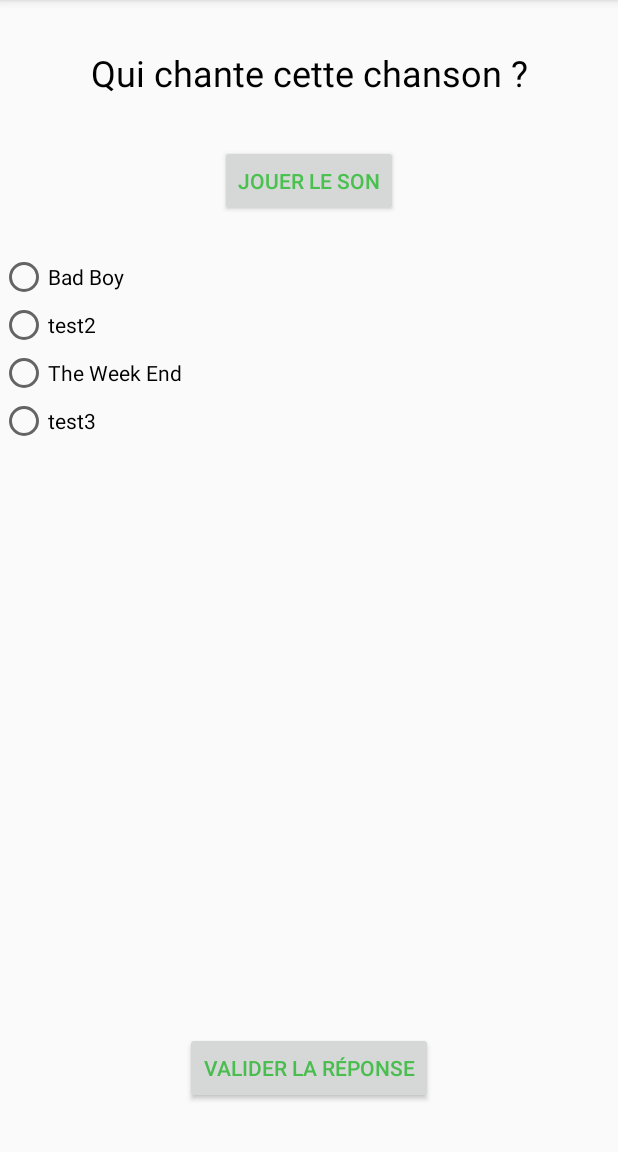
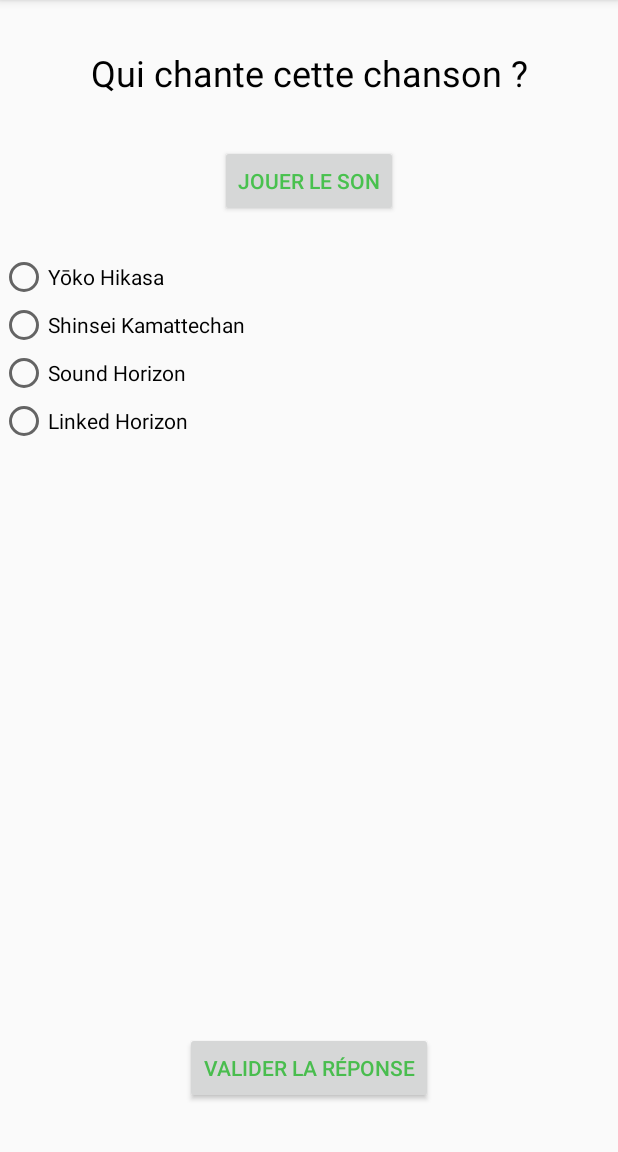
Before and after one commit to coding-factory-classrooms/android-l2-flashcards-emerick-florent-marine-android, an Android app: the screen it shows after launch (QuestionActivity), after a tap on "DÉMARRER", on a phone screen of 412 x 824 dp, the part 84-1236 px from its top. Run offline under Robolectric (Android 15) with nearby library versions, the phone set to English and light mode, and no system bars.

Commit message:
done factory

```diff
--- /dev/null
+++ b/app/src/main/java/com/g2/musique/FactoryQuestion.java
@@ -0,0 +1,89 @@
+package com.g2.musique;
+
+import android.util.Log;
+
+import java.util.ArrayList;
+import java.util.Collections;
+import java.util.HashMap;
+import java.util.Map;
+
+public class FactoryQuestion {
+
+    public static final String STANDARD = "standard";
+    public static final String MANGA = "manga";
+    public static final String DISCO = "disco";
+    private Map<String, ArrayList<Question>> questionsMap = new HashMap<>();
+
+    public void createDataBase(){
+
+        ArrayList<Question> questionsListBasic = new ArrayList<Question>();
+
+        // Standart 14
+        questionsListBasic.add(new Question(R.raw.the_week_end,"The Week End", new String[] {"ColdPlay","Imagine Dragon","Linkin Park"}, STANDARD));
+        questionsListBasic.add(new Question(R.raw.daft_punk,"Daft Punk", new String[] {"David Guetta","Avicii","Marshmello"}, STANDARD));
+        questionsListBasic.add(new Question(R.raw.ed_sheeran,"Ed Sheeran", new String[] {"Charlie Puth","Sam Smith","Shawn Mendes"}, STANDARD));
+        questionsListBasic.add(new Question(R.raw.acdc,"ACDC", new String[] {"Led Zeppelin","METALLICA","Iron Maiden"}, STANDARD));
+        questionsListBasic.add(new Question(R.raw.creedence_clearwater_revival,"Creedence Clearwater Revival", new String[] {"The doors","The Beatles","The Rolling Stones"}, STANDARD));
+        questionsListBasic.add(new Question(R.raw.david_guetta,"David Guetta", new String[] {"Daft Punk","DJ Snake","Petit Biscuit"}, STANDARD));
+        questionsListBasic.add(new Question(R.raw.eminem,"Eminem", new String[] {"Mac Miller","50 Cent","Orelsan"}, STANDARD));
+        questionsListBasic.add(new Question(R.raw.evanescence,"Evanescence", new String[] {"Avril Lavigne","Within Temptation","Nightwish"}, STANDARD));
+        questionsListBasic.add(new Question(R.raw.kehlani,"Kehlani", new String[] {"Katy Perry","Demi Lovato","Miley Cyrus"}, STANDARD));
+        questionsListBasic.add(new Question(R.raw.macklemore_ryanlewis,"Macklemore Ryanlewis", new String[] {"Wanz","Drake","Bruno Mars"}, STANDARD));
+        questionsListBasic.add(new Question(R.raw.linkin_park,"Linkin Park", new String[] {"Evanescence","Slipknot","Limp Bizkit"}, STANDARD));
+        questionsListBasic.add(new Question(R.raw.queen,"Queen", new String[] {"The Beatles","Elton John","David Bowie"}, STANDARD));
+        questionsListBasic.add(new Question(R.raw.will_smith,"Will Smith", new String[] {"Jaden Smith","Bruce Willis","Martin Laurence"}, STANDARD));
+        questionsListBasic.add(new Question(R.raw.wizkhalifa_charlieputh,"Wizkhalifa Charlieputh", new String[] {"Justin Bieber","Harry Styles","Bruno Mars"}, STANDARD));
+        questionsListBasic.add(new Question(R.raw.gta_pornhub,"GTA", new String[] {"Je ne connais pas ce son","PornHub","Je doute"}, STANDARD));
+
+        questionsMap.put(STANDARD,questionsListBasic);
+        questionsListBasic = new ArrayList<Question>();
+
+        // Manga
+        questionsListBasic.add(new Question(R.raw.therootless,"Therootless", new String[] {"5050","BoyStyle","Red Diamond Dogs"}, MANGA));
+        questionsListBasic.add(new Question(R.raw.manga_sid,"SID", new String[] {"Bump Of Chicken","Dish","Tokio"}, MANGA));
+        questionsListBasic.add(new Question(R.raw.manga_amamiyasora,"Sora Amamiya", new String[] {"Lil'B","Sakura Gakuin","Canary Club"}, MANGA));
+        questionsListBasic.add(new Question(R.raw.manga_fireforce,"Mrs. Green Apple", new String[] {"Shindo Haruichi","King Gnu","Kenshi Yonezu"}, MANGA));
+        questionsListBasic.add(new Question(R.raw.manga_pornograffitti,"Porno Graffitti", new String[] {"Yoasobi","Masaki Suda","Sakanaction"}, MANGA));
+        questionsListBasic.add(new Question(R.raw.manga_flow,"Colors", new String[] {"Therootless","King Gnu","Mrs. Green Apple"}, MANGA));
+        questionsListBasic.add(new Question(R.raw.manga_linkedhorizon,"Linked Horizon", new String[] {"Sound Horizon","Shinsei Kamattechan","Yōko Hikasa"}, MANGA));
+        questionsListBasic.add(new Question(R.raw.manga_lisa,"Lisa", new String[] {"Jennie Kim","Rosé","G-Dragon"}, MANGA));
+        questionsListBasic.add(new Question(R.raw.manga_masatoshiono,"Masatoshiono", new String[] {"Linked Horizon","Sound Horizon","Yoasobi"}, MANGA));
+        questionsListBasic.add(new Question(R.raw.manga_tkfromlingtositesigure,"Ling Tosite Sigure", new String[] {"Bump Of Chicken","Mrs. Green Apple","Canary Club"}, MANGA));
+
+        questionsMap.put(MANGA, questionsListBasic);
+        questionsListBasic = new ArrayList<Question>();
+
+        //Disco
+        questionsListBasic.add(new Question(R.raw.disco_boneym,"Boneym", new String[] {"Abba","Village Peaple","Modern Talking"}, DISCO));
+        questionsListBasic.add(new Question(R.raw.disco_debutdesoiree,"Debut De Soirée", new String[] {"Jean Pierre Mader","Emile et Images","Jean Luc lahaye"}, DISCO));
+        questionsListBasic.add(new Question(R.raw.disco_earthwindandfire,"Earth Wind And Fire", new String[] {"Kool And The Gang","Earth Wind","Eart And Fire"}, DISCO));
+        questionsListBasic.add(new Question(R.raw.disco_franckyvincent,"Francky Vincent", new String[] {"Pacci","Gilbert Montagné","Carlos"}, DISCO));
+        questionsListBasic.add(new Question(R.raw.disco_images,"Images", new String[] {"Gold","Debut De Soirée","Partenaire Particulier"}, DISCO));
+        questionsListBasic.add(new Question(R.raw.disco_jeanjacquesgoldman,"Jean Jacques Goldman", new String[] {"Daniel Balavoine","Michael Jones","Patrick Bruel"}, DISCO));
+        questionsListBasic.add(new Question(R.raw.disco_jeanschultheis,"Jean Schultheis", new String[] {"François FeldMan","Patrick Hermandez","Serge Lama"}, DISCO));
+        questionsListBasic.add(new Question(R.raw.disco_koolandthegang,"kool And The Gang", new String[] {"Gang","K.O.O.L","Earth Wind And Fire"}, DISCO));
+        questionsListBasic.add(new Question(R.raw.disco_patrickhernandez,"Patrick Hernandez", new String[] {"Plastic Bertrand","Jean Schultheis","Gilbert Montagné"}, DISCO));
+        questionsListBasic.add(new Question(R.raw.disco_sabrina,"Sabrina", new String[] {"Lio","Julie Pietri","Jeanne Mas"}, DISCO));
+
+        questionsMap.put(DISCO,questionsListBasic);
+
+    }
+
+    public ArrayList<Question> setQuestion(String type, int numberOfQuestion){
+        if (questionsMap.isEmpty()){
+            createDataBase();
+        }
+
+        ArrayList<Question> questionsReturn = new ArrayList<Question>(questionsMap.get(type));
+        Collections.shuffle(questionsReturn);
+
+        if (numberOfQuestion < questionsReturn.size())
+        {
+            for (int i=0; i <= numberOfQuestion; ++i){
+                questionsReturn.remove(questionsReturn.size() -1);
+            }
+        }
+
+        return questionsReturn;
+    }
+}
--- a/app/src/main/java/com/g2/musique/MainActivity.java
+++ b/app/src/main/java/com/g2/musique/MainActivity.java
@@ -4,12 +4,16 @@
 
 import android.content.Intent;
 import android.os.Bundle;
+import android.util.Log;
 import android.view.View;
 import android.widget.Button;
 
 import java.util.ArrayList;
+import java.util.Collections;
 
 public class MainActivity extends AppCompatActivity {
+
+    private FactoryQuestion factoryQuestion = new FactoryQuestion();
 
     @Override
     protected void onCreate(Bundle savedInstanceState) {
@@ -38,9 +42,7 @@
     }
 
     public ArrayList<Question> setQuestion(){
-        ArrayList<Question> questionsList = new ArrayList<Question>();
-        questionsList.add(new Question(R.raw.the_week_end,"The Week End", new String[] {"Bad Boy","test2","test3"}));
-        questionsList.add(new Question(R.raw.the_week_end,"question 2", new String[] {"question 2","question 2","question 2"}));
-        return questionsList;
+        Log.i("test", "setQuestion: " + factoryQuestion.setQuestion("manga",20));
+        return factoryQuestion.setQuestion("manga",20);
     }
 }
--- a/app/src/main/java/com/g2/musique/Question.java
+++ b/app/src/main/java/com/g2/musique/Question.java
@@ -12,11 +12,27 @@
     private int musiqueId;
     private String rightAnswer;
     private String[] badAnswer;
+    private String genre;
 
-    public Question(int musiqueId, String rightAnswer, String[] badAnswer) {
+    public Question(int musiqueId, String rightAnswer, String[] badAnswer, String genre) {
         this.musiqueId = musiqueId;
         this.rightAnswer = rightAnswer;
         this.badAnswer = badAnswer;
+        this.genre = genre;
+    }
+
+    @Override
+    public String toString() {
+        return "Question{" +
+                "musiqueId=" + musiqueId +
+                ", rightAnswer='" + rightAnswer + '\'' +
+                ", badAnswer=" + Arrays.toString(badAnswer) +
+                ", genre='" + genre + '\'' +
+                '}';
+    }
+
+    public String getGenre() {
+        return genre;
     }
 
     public int getMusiqueId() {
--- a/app/src/main/java/com/g2/musique/QuestionActivity.java
+++ b/app/src/main/java/com/g2/musique/QuestionActivity.java
@@ -48,7 +48,8 @@
             radioGroup.addView(radioButton);
         }
 
-        this.mediaPlayer = MediaPlayer.create(getApplicationContext(), R.raw.the_week_end);
+
+        this.mediaPlayer = MediaPlayer.create(getApplicationContext(),currentQuestion.getMusiqueId());
 
         Button validateButton = findViewById(R.id.validatebutton);
         validateButton.setOnClickListener(new View.OnClickListener() {
```
